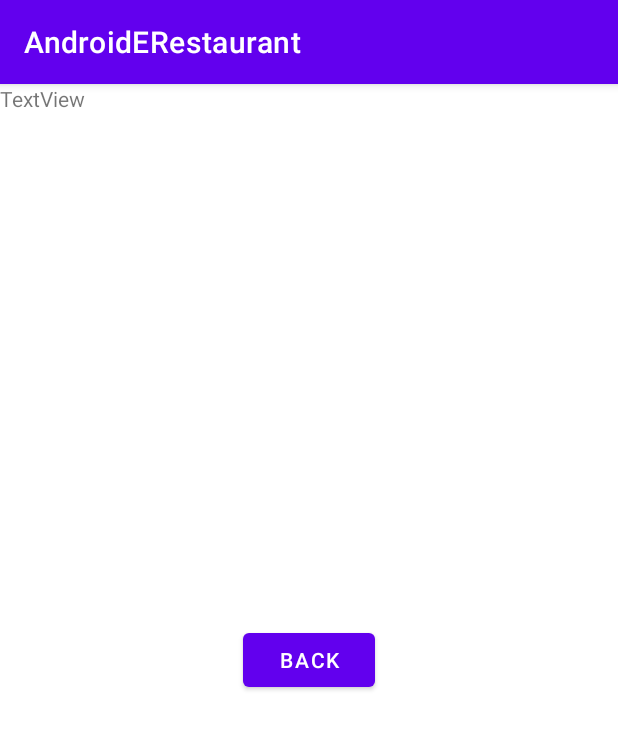
After one commit to Ch1nkara/AndroidERestaurant, an Android app: the MealListActivity screen opened directly, with no data from a screen before it, on a phone screen of 412 x 824 dp. The commit adds this screen. Shown: the top 729 px of the screen. Run offline under Robolectric (Android 15) with nearby library versions, the phone set to English and light mode, and no system bars.

Commit message:
add meal list layout

```diff
--- /dev/null
+++ b/app/src/main/java/fr/isen/vincentdubaret/androiderestaurant/MealListActivity.kt
@@ -0,0 +1,19 @@
+package fr.isen.vincentdubaret.androiderestaurant
+
+import android.content.Intent
+import androidx.appcompat.app.AppCompatActivity
+import android.os.Bundle
+import android.widget.Button
+
+class MealListActivity : AppCompatActivity() {
+    override fun onCreate(savedInstanceState: Bundle?) {
+        super.onCreate(savedInstanceState)
+        setContentView(R.layout.activity_meal_list)
+        val button_back = findViewById<Button>(R.id.button_back)
+        button_back.setOnClickListener {
+            //Toast.makeText(this@HomeActivity, "Tu as cliqué sur Desserts !", Toast.LENGTH_SHORT).show()
+            val myIntent = Intent(this@MealListActivity, HomeActivity::class.java)
+            startActivity(myIntent)
+        }
+    }
+}
--- a/app/src/main/res/layout/activity_home.xml
+++ b/app/src/main/res/layout/activity_home.xml
@@ -57,7 +57,7 @@
     </androidx.constraintlayout.widget.ConstraintLayout>
 
     <Button
-        android:id="@+id/button_entry"
+        android:id="@+id/button_starter"
         android:layout_width="280dp"
         android:layout_height="80dp"
         android:backgroundTint="#05F18902"
@@ -104,7 +104,7 @@
         app:layout_constraintBottom_toTopOf="@+id/button_main_course"
         app:layout_constraintEnd_toEndOf="parent"
         app:layout_constraintStart_toStartOf="parent"
-        app:layout_constraintTop_toBottomOf="@+id/button_entry" />
+        app:layout_constraintTop_toBottomOf="@+id/button_starter" />
 
     <TextView
         android:id="@+id/textView2"
--- /dev/null
+++ b/app/src/main/res/layout/activity_meal_list.xml
@@ -0,0 +1,27 @@
+<?xml version="1.0" encoding="utf-8"?>
+<androidx.constraintlayout.widget.ConstraintLayout xmlns:android="http://schemas.android.com/apk/res/android"
+    xmlns:app="http://schemas.android.com/apk/res-auto"
+    xmlns:tools="http://schemas.android.com/tools"
+    android:layout_width="match_parent"
+    android:layout_height="match_parent"
+    tools:context=".MealListActivity">
+
+    <TextView
+        android:id="@+id/textView3"
+        android:layout_width="wrap_content"
+        android:layout_height="wrap_content"
+        android:text="TextView"
+        app:layout_constraintTop_toTopOf="parent"
+        tools:layout_editor_absoluteX="176dp" />
+
+    <Button
+        android:id="@+id/button_back"
+        android:layout_width="wrap_content"
+        android:layout_height="wrap_content"
+        android:text="Back"
+        app:layout_constraintBottom_toBottomOf="parent"
+        app:layout_constraintEnd_toEndOf="parent"
+        app:layout_constraintStart_toStartOf="parent"
+        app:layout_constraintTop_toTopOf="@+id/textView3" />
+
+</androidx.constraintlayout.widget.ConstraintLayout>
```
Also changed, not shown: app/src/main/AndroidManifest.xml (+7 -0 lines), app/src/main/java/fr/isen/vincentdubaret/androiderestaurant/HomeActivity.kt (+21 -3 lines).
